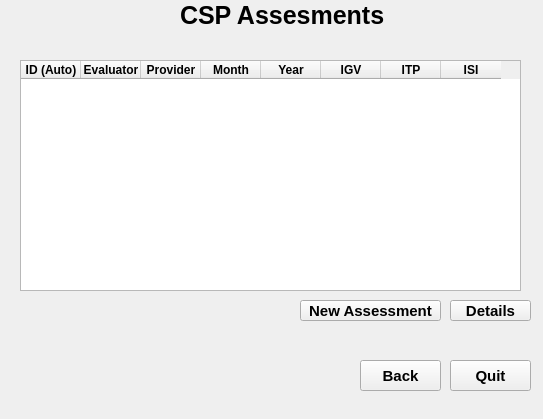
Old version of the form ui/StatusAPIUX_avaliador.ui in the repository hugonh/statusapiux-inc.
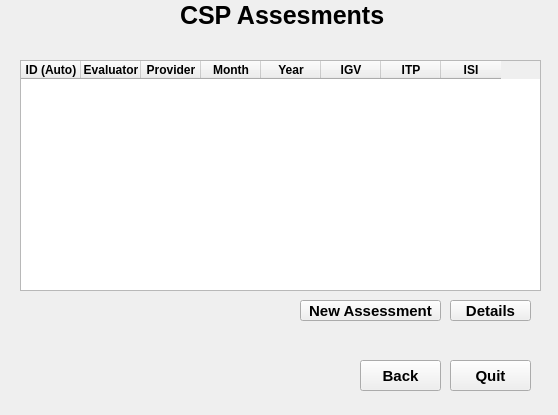
New version of the form.

What changed in the file:
```diff
--- a/ui/StatusAPIUX_avaliador.ui
+++ b/ui/StatusAPIUX_avaliador.ui
@@ -9,10 +9,22 @@
    <rect>
     <x>0</x>
     <y>0</y>
-    <width>543</width>
-    <height>419</height>
+    <width>558</width>
+    <height>415</height>
    </rect>
   </property>
+  <property name="sizePolicy">
+   <sizepolicy hsizetype="Fixed" vsizetype="Fixed">
+    <horstretch>0</horstretch>
+    <verstretch>0</verstretch>
+   </sizepolicy>
+  </property>
+  <property name="maximumSize">
+   <size>
+    <width>558</width>
+    <height>415</height>
+   </size>
+  </property>
   <property name="windowTitle">
    <string>FTACSP V1.0</string>
   </property>
@@ -145,7 +157,7 @@
      <rect>
       <x>20</x>
       <y>60</y>
-      <width>501</width>
+      <width>521</width>
       <height>231</height>
      </rect>
     </property>
```
Left out of the diff: 2 changed lines with no effect on the pictures.
